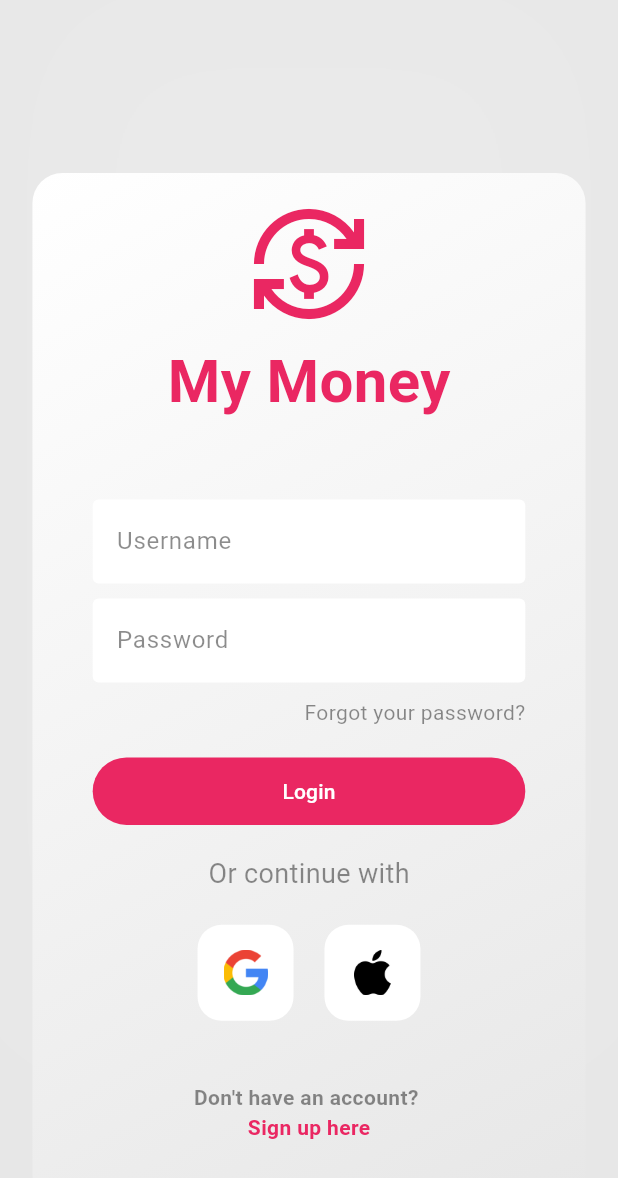
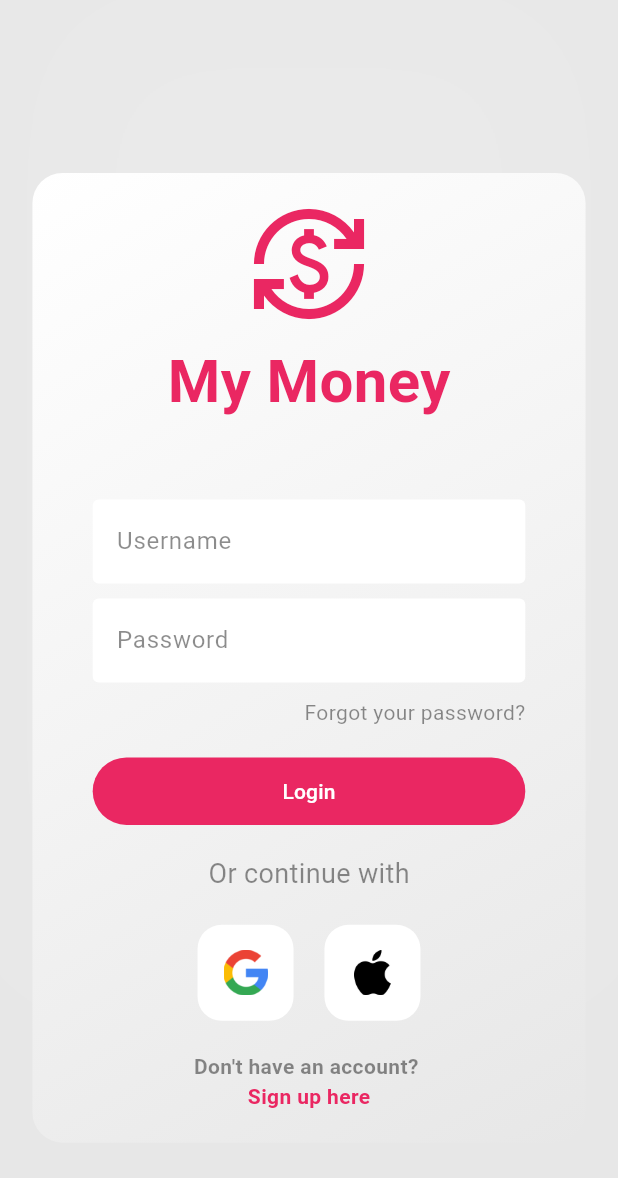
Before and after one commit to RadiHaz/my_money, a Flutter app: the screen it shows after launch, on a phone screen of 412 x 824 dp. Shown: the top 1178 px of the screen. Run offline on Flutter 3.47's test engine with Material 2 defaults, Android fonts, the phone set to English and light mode, and no system bars.

Commit message:
chore: minor layout tweaks

```diff
--- a/lib/src/modules/login/page/login_page.dart
+++ b/lib/src/modules/login/page/login_page.dart
@@ -40,7 +40,7 @@ class _LoginPageState extends State<LoginPage> {
     var colChildren = [
       const ButtonTile(imagePath: 'lib/images/google.png'),
       SizedBox(
-        height: _screenHeight * 0.4,
+        height: _screenHeight * 0.025,
       ),
       const ButtonTile(
         imagePath: 'lib/images/apple.png',
@@ -187,7 +187,7 @@ class _LoginPageState extends State<LoginPage> {
                                   height: 20,
                                 ),
                                 AppButton(
-                                    action: () => isLoading = !isLoading,
+                                    action: () {},
                                     label: "Login"),
                                 const SizedBox(
                                   height: 20,
@@ -203,12 +203,12 @@ class _LoginPageState extends State<LoginPage> {
                                 ),
                                 _defineLayout(),
                                 SizedBox(
-                                  height: _screenHeight * 0.05,
+                                  height: _screenHeight * 0.025,
                                 ),
                                 GestureDetector(
                                     onTap: () {}, child: const RegisterLink()),
                                 SizedBox(
-                                  height: _screenHeight * 0.05,
+                                  height: _screenHeight * 0.025,
                                 )
                                 //row (Google, Apple)
                               ]),
```
